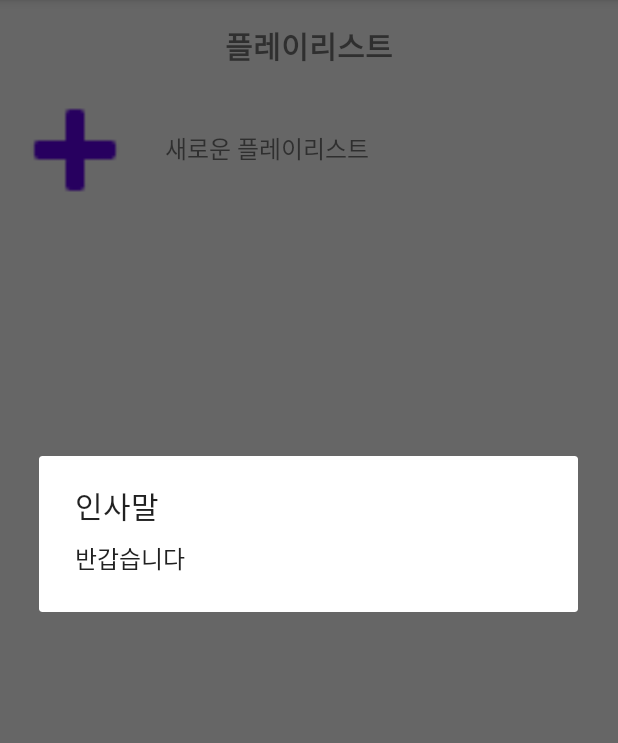
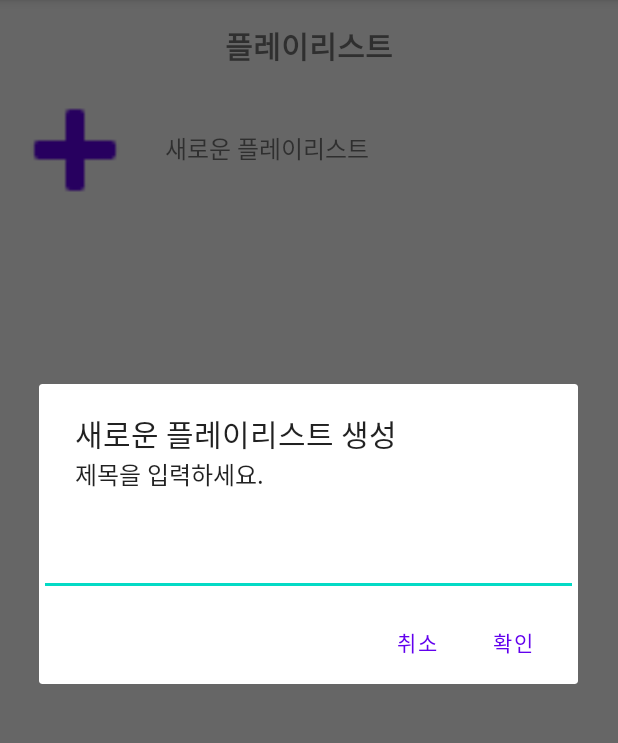
Before and after one commit to kimjihun1001/Music-Player, an Android app: the screen it shows after launch (MainActivity), after a tap on an icon or button, on a phone screen of 412 x 824 dp, the part 84-827 px from its top. Run offline under Robolectric (Android 15) with nearby library versions, the phone set to English and light mode, and no system bars.

Commit message:
추가: 플레이리스트 클래스, 플레이리스트 클래스 리스트

```diff
--- a/app/src/main/java/com/jihoon/musicplayer/MainActivity.java
+++ b/app/src/main/java/com/jihoon/musicplayer/MainActivity.java
@@ -3,26 +3,80 @@ package com.jihoon.musicplayer;
 import androidx.appcompat.app.AppCompatActivity;
 
 import android.app.AlertDialog;
+import android.content.Context;
+import android.content.DialogInterface;
 import android.os.Bundle;
+import android.view.LayoutInflater;
 import android.view.View;
+import android.widget.EditText;
+import android.widget.LinearLayout;
+import android.widget.ScrollView;
+import android.widget.TextView;
+import android.widget.Toast;
+
+import java.util.ArrayList;
+import java.util.List;
 
 public class MainActivity extends AppCompatActivity {
+
+    LinearLayout container_playlist;
+    Context nowContext;
 
     @Override
     protected void onCreate(Bundle savedInstanceState) {
         super.onCreate(savedInstanceState);
         setContentView(R.layout.activity_main);
 
+        container_playlist = findViewById(R.id.container_playlist);
+        nowContext = container_playlist.getContext();
     }
+
+    public static ArrayList<Model_playlist> List_Model_playlist = new ArrayList<Model_playlist>();
 
     public void Click_btn_newPlaylist(View view) {
 
-        AlertDialog.Builder builder = new AlertDialog.Builder(this);
+        AlertDialog.Builder alert_newPlaylist = new AlertDialog.Builder(this);
 
-        builder.setTitle("인사말").setMessage("반갑습니다");
+        alert_newPlaylist.setTitle("새로운 플레이리스트 생성");
+        alert_newPlaylist.setMessage("제목을 입력하세요.");
 
-        AlertDialog alertDialog = builder.create();
+        // 사용자로부터 텍스트 입력받기 위한 박스
+        final EditText input = new EditText(this);
+        alert_newPlaylist.setView(input);
 
-        alertDialog.show();
+        //
+        alert_newPlaylist.setPositiveButton("확인", new DialogInterface.OnClickListener() {
+            @Override
+            public void onClick(DialogInterface dialogInterface, int i) {
+                String value = input.getText().toString();
+                // value.toString();
+
+                Model_playlist newPlaylist = new Model_playlist();
+                newPlaylist.name = value;
+                List_Model_playlist.add(newPlaylist);
+
+                for(Model_playlist model_playlist: List_Model_playlist) {
+                    LinearLayout linearLayout = new LinearLayout(nowContext);
+                    TextView textView = new TextView(nowContext);
+                    textView.setText(model_playlist.name);
+                    linearLayout.addView(textView);
+                    container_playlist.addView(linearLayout);
+                }
+
+            }
+        });
+
+        alert_newPlaylist.setNegativeButton("취소", new DialogInterface.OnClickListener() {
+            @Override
+            public void onClick(DialogInterface dialogInterface, int i) {
+                // 취소됨
+            }
+        });
+
+
+        // AlertDialog alertDialog = builder.create();
+        //alertDialog.show();
+
+        alert_newPlaylist.show();
     }
 }
--- a/app/src/main/res/layout/activity_main.xml
+++ b/app/src/main/res/layout/activity_main.xml
@@ -20,9 +20,14 @@
         android:textSize="20sp"
         android:textStyle="bold" />
 
+    <ScrollView
+        android:layout_width="match_parent"
+        android:layout_height="match_parent">
+
         <LinearLayout
+            android:id="@+id/container_playlist"
             android:layout_width="match_parent"
-        android:layout_height="match_parent"
+            android:layout_height="wrap_content"
             android:orientation="vertical">
 
             <LinearLayout
@@ -33,7 +38,7 @@
                 <Button
                     android:id="@+id/btn_newPlaylist"
                     android:layout_width="100dp"
-                android:layout_height="match_parent"
+                    android:layout_height="100dp"
                     android:background="@android:drawable/ic_input_add"
                     android:onClick="Click_btn_newPlaylist" />
 
@@ -46,5 +51,6 @@
                     android:textSize="16sp" />
             </LinearLayout>
         </LinearLayout>
+    </ScrollView>
 
 </LinearLayout>
```
Also changed, not shown: app/src/main/java/com/jihoon/musicplayer/Model_playlist.java (added, +9 -0 lines). Lines whose indentation alone changed are shown as unchanged.
